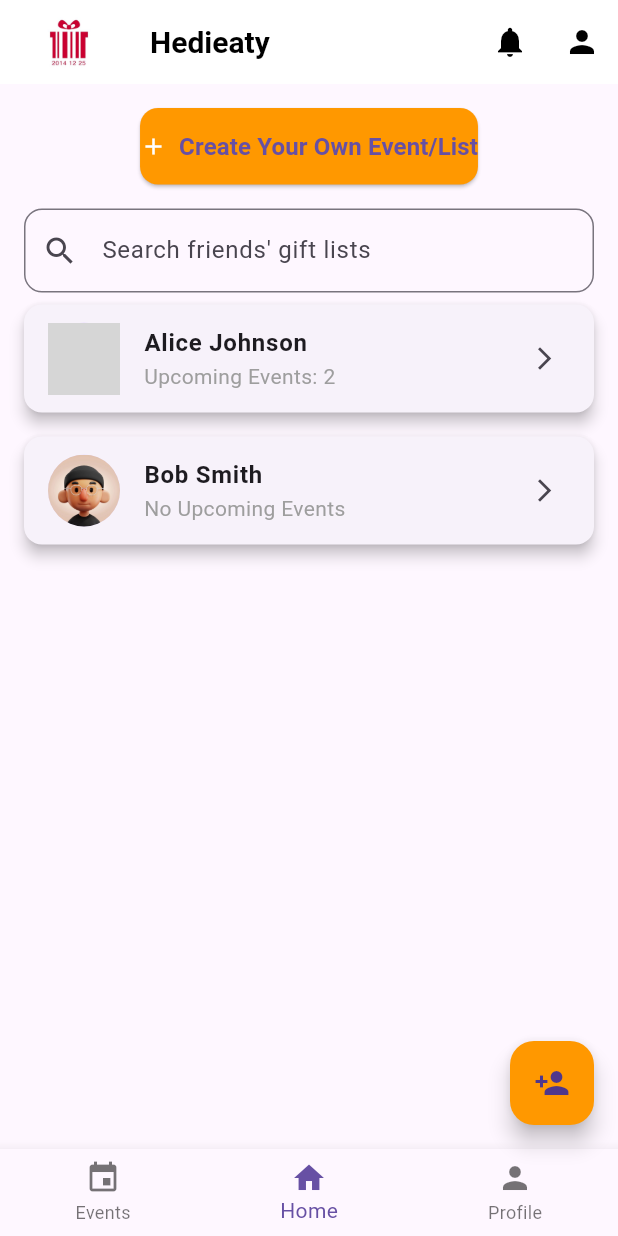
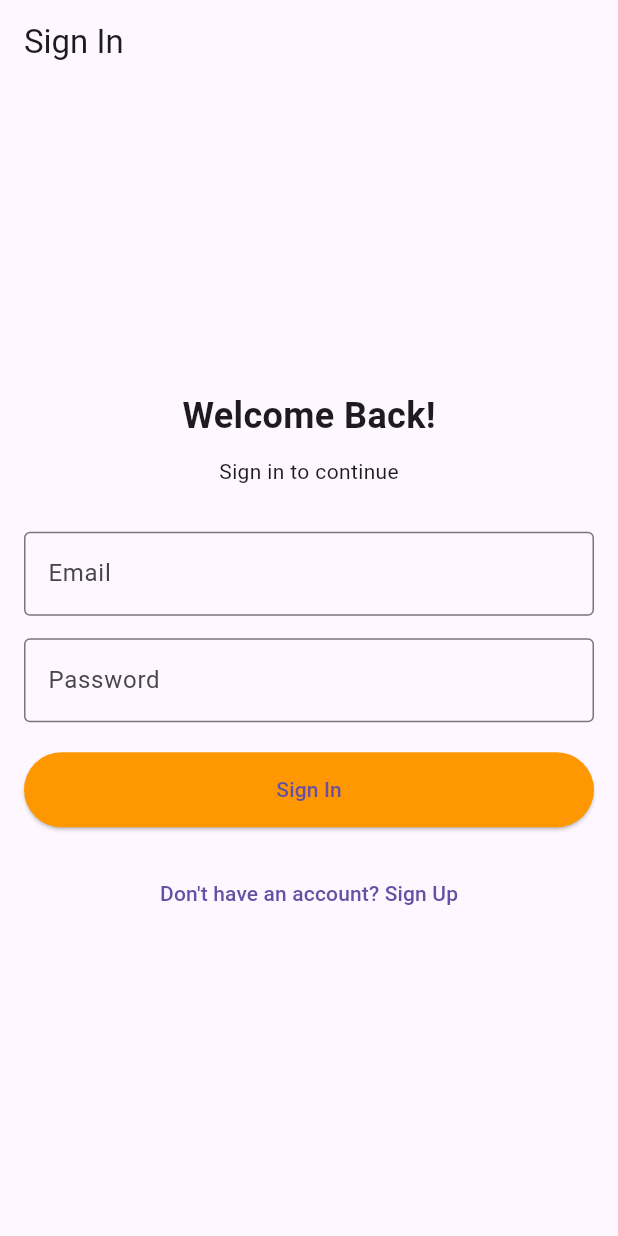
Before and after one commit to habibayasserr/HedieatyApp, a Flutter app: the screen it shows after launch, on a phone screen of 412 x 824 dp. Run offline on Flutter 3.47's test engine with Material 3 defaults, Android fonts, the phone set to English and light mode, and no system bars; our stand-ins replace cloud_firestore, firebase_auth, firebase_core, image_picker; accounts and stored records are empty; grey boxes are pictures that could not be loaded.

Commit message:
Integrated Fire Base Authentication, the user can now sign in and sign up

```diff
--- a/lib/main.dart
+++ b/lib/main.dart
@@ -1,8 +1,11 @@
 import 'package:flutter/material.dart';
 import 'routes.dart';
+import 'package:firebase_core/firebase_core.dart';
 
-void main() {
-  runApp(const MyApp());
+void main() async {
+  WidgetsFlutterBinding.ensureInitialized();
+  await Firebase.initializeApp();
+  runApp(MyApp());
 }
 
 class MyApp extends StatelessWidget {
@@ -16,7 +19,7 @@ class MyApp extends StatelessWidget {
       theme: ThemeData(
         primarySwatch: Colors.orange,
       ),
-      initialRoute: '/home', // Starting page
+      initialRoute: '/signin', // Starting page
       routes: AppRoutes.getRoutes(), // Add routes here
     );
   }
--- a/lib/routes.dart
+++ b/lib/routes.dart
@@ -1,6 +1,8 @@
 import 'package:flutter/material.dart';
 import 'views/home_view.dart';
 import 'views/event_list_view.dart';
+import 'views/sign_in_view.dart';
+import 'views/sign_up_view.dart';
 
 // Import additional screens as you implement them
 
@@ -9,6 +11,8 @@ class AppRoutes {
     return {
       '/home': (context) => const HomeView(), // Home Screen
       '/events': (context) => const EventListView(), // Event List Page
+      '/signin': (context) => SignInView(),
+      '/signup': (context) => SignUpView(),
       // Add more routes here as you implement new screens
       // '/profile': (context) => const ProfileView(),
       // '/notifications': (context) => const NotificationsView(),
--- a/lib/views/gift_list_view.dart
+++ b/lib/views/gift_list_view.dart
@@ -1,4 +1,3 @@
-import 'dart:io'; // Import for handling files
 import 'package:flutter/material.dart';
 import '../models/gift_model.dart';
 import 'gift_details_view.dart';
--- /dev/null
+++ b/lib/views/sign_in_view.dart
@@ -0,0 +1,100 @@
+import 'package:flutter/material.dart';
+import '../viewmodels/auth_viewmodel.dart';
+import 'sign_up_view.dart';
+import 'home_view.dart';
+
+class SignInView extends StatefulWidget {
+  const SignInView({Key? key}) : super(key: key);
+
+  @override
+  _SignInViewState createState() => _SignInViewState();
+}
+
+class _SignInViewState extends State<SignInView> {
+  final TextEditingController _emailController = TextEditingController();
+  final TextEditingController _passwordController = TextEditingController();
+  final AuthViewModel _authViewModel = AuthViewModel();
+  bool _isLoading = false;
+
+  Future<void> _signIn() async {
+    setState(() => _isLoading = true);
+    await _authViewModel.signIn(
+      _emailController.text.trim(),
+      _passwordController.text.trim(),
+    );
+    setState(() => _isLoading = false);
+
+    // Navigate to Home if successful
+    if (_authViewModel.isSignedIn) {
+      Navigator.pushReplacement(
+        context,
+        MaterialPageRoute(builder: (context) => const HomeView()),
+      );
+    } else {
+      ScaffoldMessenger.of(context).showSnackBar(
+        const SnackBar(content: Text('Failed to sign in')),
+      );
+    }
+  }
+
+  @override
+  Widget build(BuildContext context) {
+    return Scaffold(
+      appBar: AppBar(title: const Text('Sign In')),
+      body: _isLoading
+          ? const Center(child: CircularProgressIndicator())
+          : Padding(
+              padding: const EdgeInsets.all(16.0),
+              child: Column(
+                mainAxisAlignment: MainAxisAlignment.center,
+                children: [
+                  const Text(
+                    'Welcome Back!',
+                    style: TextStyle(fontSize: 24, fontWeight: FontWeight.bold),
+                  ),
+                  const SizedBox(height: 10),
+                  const Text('Sign in to continue'),
+                  const SizedBox(height: 30),
+                  TextField(
+                    controller: _emailController,
+                    decoration: const InputDecoration(
+                      labelText: 'Email',
+                      border: OutlineInputBorder(),
+                    ),
+                  ),
+                  const SizedBox(height: 15),
+                  TextField(
+                    controller: _passwordController,
+                    obscureText: true,
+                    decoration: const InputDecoration(
+                      labelText: 'Password',
+                      border: OutlineInputBorder(),
+                    ),
+                  ),
+                  const SizedBox(height: 20),
+                  ElevatedButton(
+                    onPressed: _signIn,
+                    style: ElevatedButton.styleFrom(
+                      backgroundColor: Colors.orange,
+                      padding: const EdgeInsets.symmetric(vertical: 15),
+                      minimumSize: const Size(double.infinity, 50),
+                    ),
+                    child: const Text('Sign In'),
+                  ),
+                  const SizedBox(height: 20),
+                  TextButton(
+                    onPressed: () {
+                      Navigator.push(
+                        context,
+                        MaterialPageRoute(
+                            builder: (context) => const SignUpView()),
+                      );
+                    },
+                    child: const Text('Don\'t have an account? Sign Up'),
+                  ),
+                ],
+              ),
+            ),
+    );
+  }
+}
```
Also changed, not shown: lib/viewmodels/auth_viewmodel.dart (+6 -11 lines), lib/views/auth_view.dart (deleted, +0 -82 lines), lib/views/sign_up_view.dart (added, +113 -0 lines).
